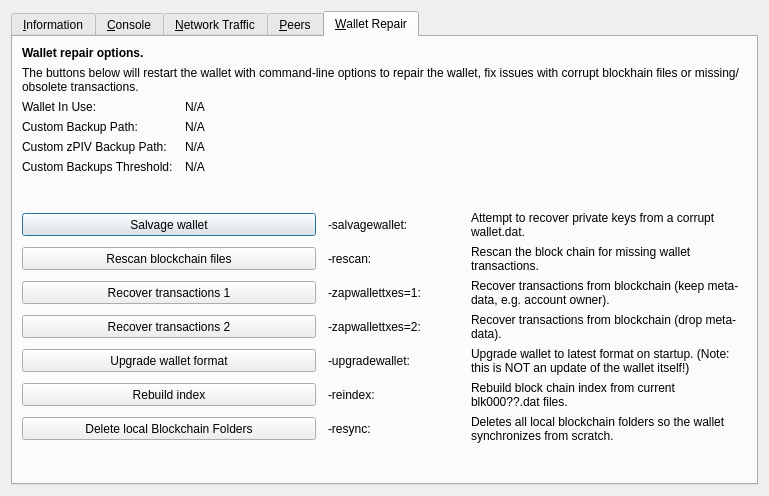
The window that src/qt/forms/rpcconsole.ui (afghany/castletmp) describes before a commit, drawn with Qt 5.
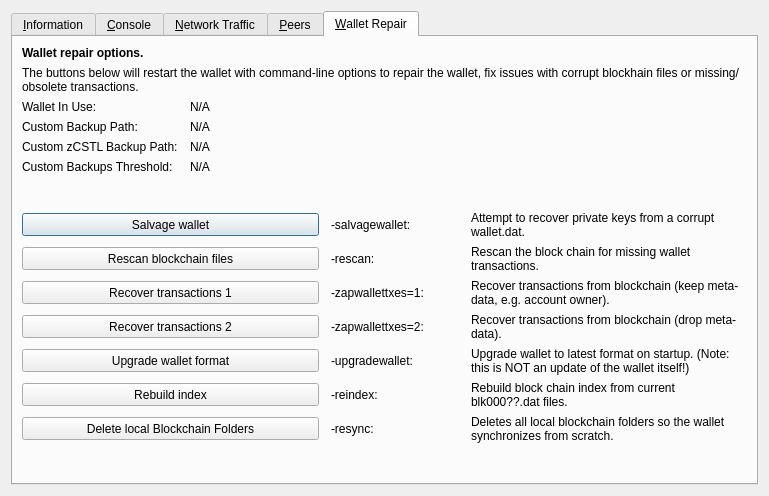
The same window after the commit. The open tabs and pages were chosen to show the change. Icons and pictures are not drawn. Custom widgets are drawn as their Qt base class.

Patch:
```diff
--- a/src/qt/forms/rpcconsole.ui
+++ b/src/qt/forms/rpcconsole.ui
@@ -1333,7 +1333,7 @@
           <bool>false</bool>
          </property>
          <property name="text">
-          <string>Custom zPIV Backup Path:</string>
+          <string>Custom zCSTL Backup Path:</string>
          </property>
         </widget>
        </item>
```
Left out of the diff: 10 changed lines with no effect on the pictures.
